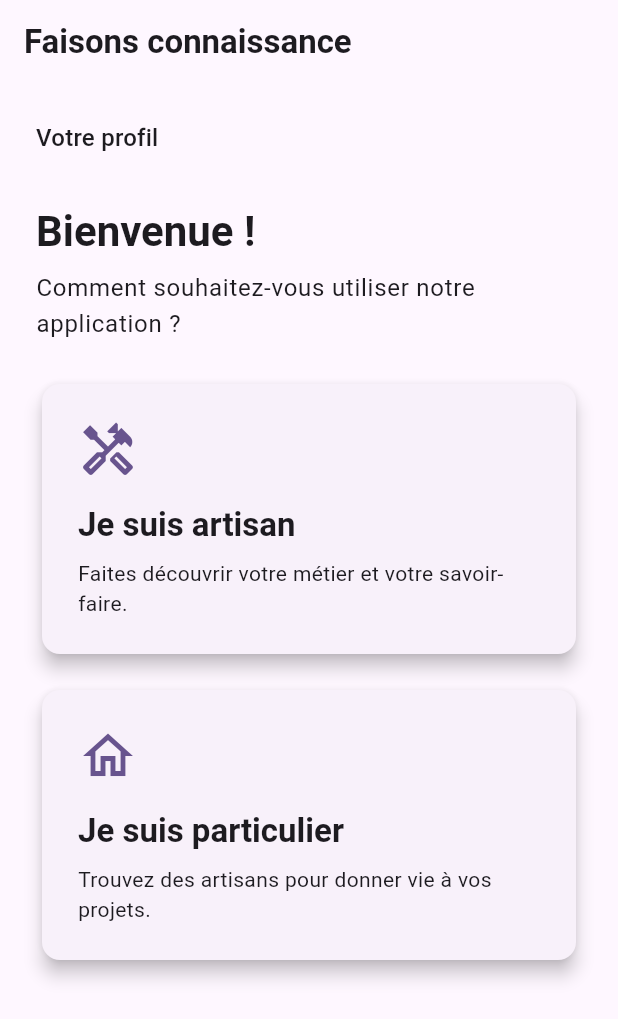
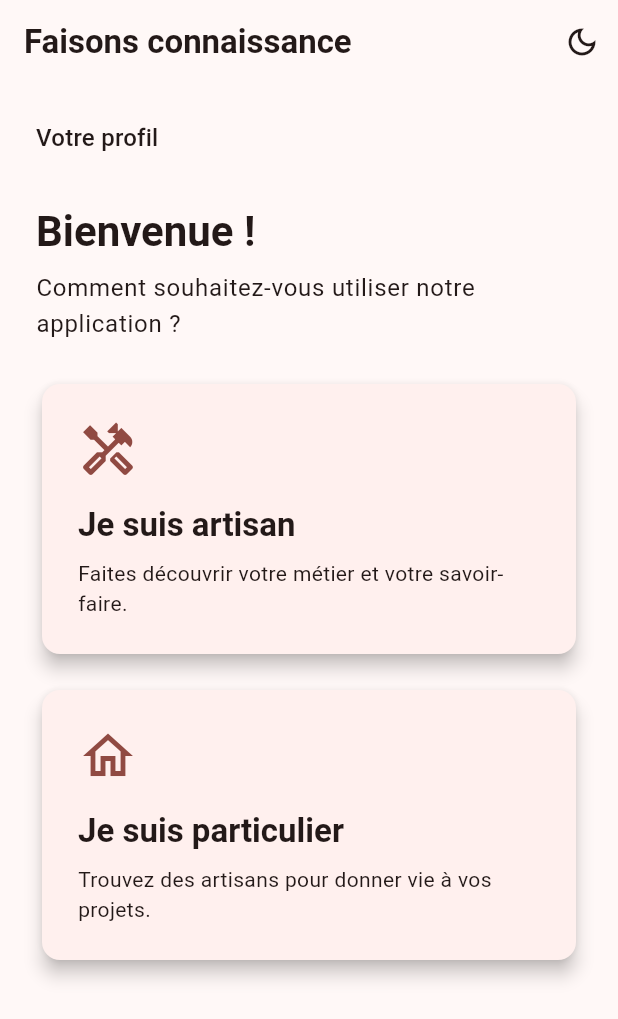
Before and after one commit to jipspaul/esme2026, a Flutter app: the screen it shows after launch, on a phone screen of 412 x 824 dp. Shown: the top 1019 px of the screen. Run offline on Flutter 3.47's test engine with Material 3 defaults, Android fonts, the phone set to English and light mode, and no system bars; our stand-ins replace go_router, shared_preferences.

Commit message:
feat: implement dark mode toggle and shared preferences integration

```diff
--- /dev/null
+++ b/lib/data/shared_preferences/shared_preference_keys.dart
@@ -0,0 +1 @@
+const String isDarkMode = 'is_dark_mode';
--- a/lib/main.dart
+++ b/lib/main.dart
@@ -1,21 +1,74 @@
+import 'dart:async';
+
+import 'package:esme26/data/shared_preferences/shared_preference_keys.dart';
 import 'package:esme26/ui/router.dart';
 import 'package:esme26/ui/theme/app_theme.dart';
 import 'package:flutter/material.dart';
+import 'package:go_router/go_router.dart';
+import 'package:shared_preferences/shared_preferences.dart';
 
-void main() {
-  runApp(const MyApp());
+Future<void> main() async {
+  WidgetsFlutterBinding.ensureInitialized();
+  final preferences = await SharedPreferences.getInstance();
+  runApp(MyApp(preferences: preferences));
 }
 
-class MyApp extends StatelessWidget {
-  const MyApp({super.key});
-  static final _router = createRouter();
+class MyApp extends StatefulWidget {
+  final SharedPreferences preferences;
+
+  const MyApp({super.key, required this.preferences});
+
+  @override
+  State<MyApp> createState() => _MyAppState();
+}
+
+class _MyAppState extends State<MyApp> {
+  late final ValueNotifier<bool> _isDarkMode;
+  late final GoRouter _router;
+
+  @override
+  void initState() {
+    super.initState();
+    _isDarkMode = ValueNotifier(
+      widget.preferences.getBool(isDarkMode) ?? false,
+    );
+    _router = createRouter(
+      darkMode: _isDarkMode,
+      onToggleDarkMode: _toggleDarkMode,
+    );
+  }
+
+  void _toggleDarkMode() {
+    final nextValue = !_isDarkMode.value;
+    _isDarkMode.value = nextValue;
+    unawaited(_saveDarkMode(nextValue));
+  }
+
+  Future<void> _saveDarkMode(bool value) async {
+    final saved = await widget.preferences.setBool(isDarkMode, value);
+    if (!saved) {
+      throw StateError('Unable to save the selected theme mode.');
+    }
+  }
+
+  @override
+  void dispose() {
+    _router.dispose();
+    _isDarkMode.dispose();
+    super.dispose();
+  }
 
   @override
   Widget build(BuildContext context) {
-    return MaterialApp.router(
-      title: 'Artisanat',
-      theme: AppTheme.theme,
-      routerConfig: _router,
+    return ValueListenableBuilder<bool>(
+      valueListenable: _isDarkMode,
+      builder: (context, isDarkMode, _) => MaterialApp.router(
+        title: 'Artisanat',
+        theme: AppTheme.lightTheme,
+        darkTheme: AppTheme.darkTheme,
+        themeMode: isDarkMode ? ThemeMode.dark : ThemeMode.light,
+        routerConfig: _router,
+      ),
     );
   }
 }
--- a/lib/ui/router.dart
+++ b/lib/ui/router.dart
@@ -2,10 +2,26 @@ import 'package:esme26/domain/models/models.dart';
 import 'package:esme26/domain/repositories/kyc_repository.dart';
 import 'package:esme26/ui/pages/home_page.dart';
 import 'package:esme26/ui/pages/onboarding_page.dart';
+import 'package:esme26/ui/widgets/app_shell.dart';
+import 'package:flutter/foundation.dart';
 import 'package:go_router/go_router.dart';
 
-GoRouter createRouter({KycRepository? kycRepository}) {
+GoRouter createRouter({
+  required ValueNotifier<bool> darkMode,
+  required VoidCallback onToggleDarkMode,
+  KycRepository? kycRepository,
+}) {
   return GoRouter(
+    routes: [
+      ShellRoute(
+        builder: (context, state, child) => AppShell(
+          title: state.uri.path == '/homepage'
+              ? 'Accueil'
+              : 'Faisons connaissance',
+          darkMode: darkMode,
+          onToggleDarkMode: onToggleDarkMode,
+          child: child,
+        ),
         routes: [
           GoRoute(
             path: '/',
@@ -22,10 +38,10 @@ GoRouter createRouter({KycRepository? kycRepository}) {
                 return HomePage(role: role, firstName: firstName);
               }
 
-          UserRole role = UserRole.customer;
-          String firstName = 'John Doe';
-          return HomePage(role: role, firstName: firstName);
+              return HomePage(role: UserRole.customer, firstName: 'John Doe');
             },
+          ),
+        ],
       ),
     ],
   );
--- a/lib/ui/theme/app_theme.dart
+++ b/lib/ui/theme/app_theme.dart
@@ -1,20 +1,39 @@
 import 'package:flutter/material.dart';
 
 abstract final class AppTheme {
-  static const primaryColor = Colors.deepPurple;
+  static const primaryColor = Colors.red;
 
-  static final colorScheme = ColorScheme.fromSeed(seedColor: primaryColor);
-  static final _baseTextTheme = Typography.material2021().black;
+  static final lightColorScheme = ColorScheme.fromSeed(
+    seedColor: primaryColor,
+    brightness: Brightness.light,
+  );
+  static final darkColorScheme = ColorScheme.fromSeed(
+    seedColor: primaryColor,
+    brightness: Brightness.dark,
+  );
 
-  static final textTheme = _baseTextTheme
+  static final lightTheme = _createTheme(
+    lightColorScheme,
+    Typography.material2021().black,
+  );
+  static final darkTheme = _createTheme(
+    darkColorScheme,
+    Typography.material2021().white,
+  );
+
+  static ThemeData _createTheme(
+    ColorScheme colorScheme,
+    TextTheme baseTextTheme,
+  ) {
+    final textTheme = baseTextTheme
         .copyWith(
-        headlineMedium: _baseTextTheme.headlineMedium?.copyWith(
+          headlineMedium: baseTextTheme.headlineMedium?.copyWith(
             fontWeight: FontWeight.bold,
           ),
-        headlineSmall: _baseTextTheme.headlineSmall?.copyWith(
+          headlineSmall: baseTextTheme.headlineSmall?.copyWith(
             fontWeight: FontWeight.w600,
           ),
-        titleLarge: _baseTextTheme.titleLarge?.copyWith(
+          titleLarge: baseTextTheme.titleLarge?.copyWith(
             fontWeight: FontWeight.w600,
           ),
         )
@@ -23,7 +42,7 @@ abstract final class AppTheme {
           displayColor: colorScheme.onSurface,
         );
 
-  static final theme = ThemeData(
+    return ThemeData(
       colorScheme: colorScheme,
       textTheme: textTheme,
       appBarTheme: AppBarTheme(
@@ -36,3 +55,4 @@ abstract final class AppTheme {
       ),
     );
   }
+}
--- /dev/null
+++ b/lib/ui/widgets/app_shell.dart
@@ -0,0 +1,42 @@
+import 'package:flutter/material.dart';
+
+class AppShell extends StatelessWidget {
+  final String title;
+  final ValueNotifier<bool> darkMode;
+  final VoidCallback onToggleDarkMode;
+  final Widget child;
+
+  const AppShell({
+    super.key,
+    required this.title,
+    required this.darkMode,
+    required this.onToggleDarkMode,
+    required this.child,
+  });
+
+  @override
+  Widget build(BuildContext context) {
+    return Scaffold(
+      appBar: AppBar(
+        title: Text(title, style: Theme.of(context).textTheme.titleLarge),
+        actions: [
+          ValueListenableBuilder<bool>(
+            valueListenable: darkMode,
+            builder: (context, isDarkMode, _) => IconButton(
+              tooltip: isDarkMode
+                  ? 'Activer le mode clair'
+                  : 'Activer le mode sombre',
+              onPressed: onToggleDarkMode,
+              icon: Icon(
+                isDarkMode
+                    ? Icons.light_mode_outlined
+                    : Icons.dark_mode_outlined,
+              ),
+            ),
+          ),
+        ],
+      ),
+      body: child,
+    );
+  }
+}
--- a/lib/ui/widgets/onboarding/onboarding_view.dart
+++ b/lib/ui/widgets/onboarding/onboarding_view.dart
@@ -14,15 +14,18 @@ class OnboardingView extends StatelessWidget {
       onPopInvokedWithResult: (didPop, _) {
         if (!didPop) controller.requestBack();
       },
-      child: Scaffold(
-        appBar: AppBar(
-          title: Text(
-            'Faisons connaissance',
-            style: Theme.of(context).textTheme.titleLarge,
-          ),
-          leading: controller.isChoosingRole
-              ? null
-              : IconButton(
+      child: SafeArea(
+        child: Align(
+          alignment: Alignment.topCenter,
+          child: ConstrainedBox(
+            constraints: const BoxConstraints(maxWidth: 560),
+            child: ListView(
+              padding: const EdgeInsets.all(24),
+              children: [
+                if (!controller.isChoosingRole)
+                  Align(
+                    alignment: Alignment.centerLeft,
+                    child: IconButton(
                       tooltip: 'Retour',
                       onPressed: controller.canGoBack
                           ? controller.requestBack
@@ -30,14 +33,6 @@ class OnboardingView extends StatelessWidget {
                       icon: const Icon(Icons.arrow_back),
                     ),
                   ),
-        body: SafeArea(
-          child: Align(
-            alignment: Alignment.topCenter,
-            child: ConstrainedBox(
-              constraints: const BoxConstraints(maxWidth: 560),
-              child: ListView(
-                padding: const EdgeInsets.all(24),
-                children: [
                 if (controller.isChoosingRole)
                   Text(
                     'Votre profil',
@@ -58,7 +53,6 @@ class OnboardingView extends StatelessWidget {
           ),
         ),
       ),
-      ),
     );
   }
 }
--- a/pubspec.yaml
+++ b/pubspec.yaml
@@ -35,6 +35,7 @@ dependencies:
   # Use with the CupertinoIcons class for iOS style icons.
   cupertino_icons: ^2.0.0
   go_router: ^18.1.4
+  shared_preferences: ^2.5.6
 
 dev_dependencies:
   flutter_test:
```
Also changed, not shown: lib/ui/pages/home_page.dart (+1 -6 lines), pubspec.lock, 10 other files. Lines whose indentation alone changed are shown as unchanged.
